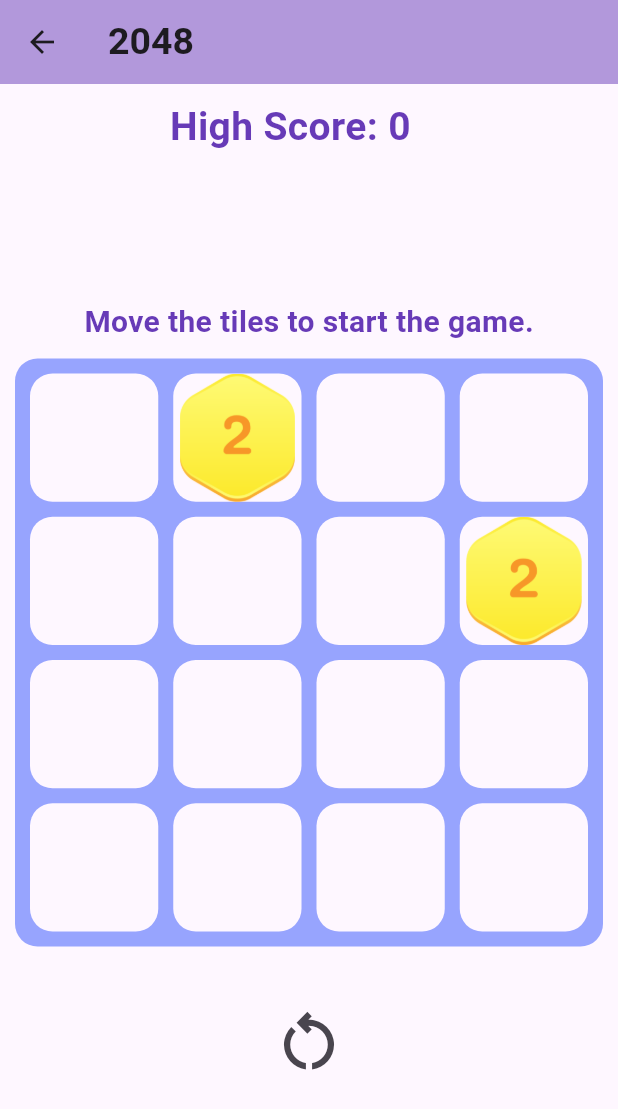
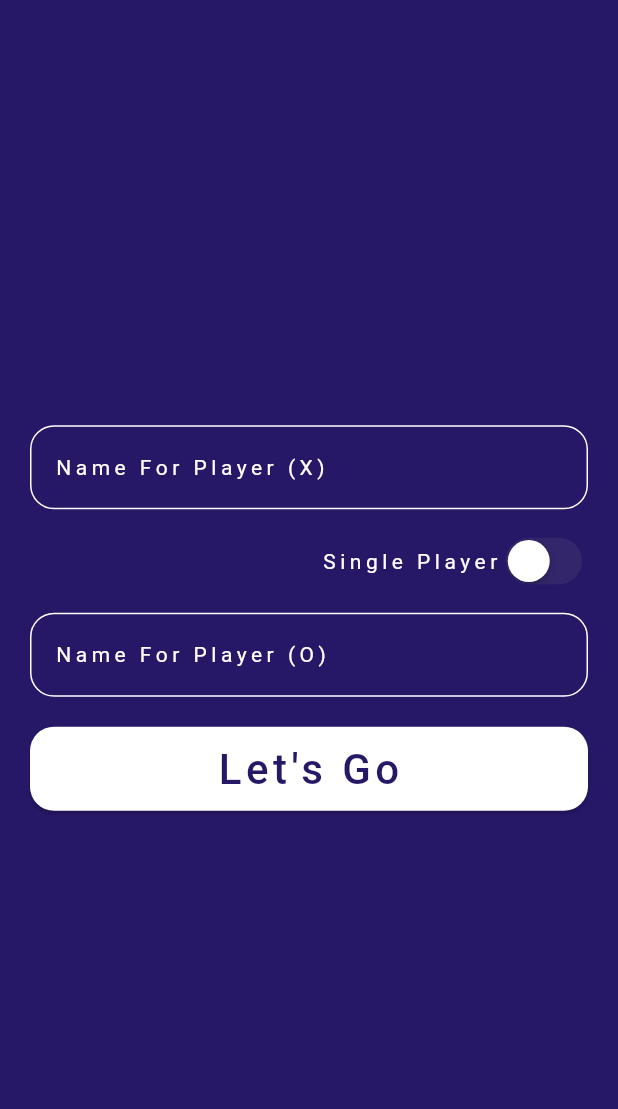
Before and after one commit to daturit/lisa_game_hub, a Flutter app: the screen it shows after launch, after a tap on "PDF", on a phone screen of 412 x 824 dp. Shown: the top 1109 px of the screen. Run offline on Flutter 3.47's test engine with Material 3 defaults, Android fonts, the phone set to English and light mode, and no system bars; drawn by our look-alikes of flutter_animate; our stand-ins replace assets_audio_player, awesome_dialog, google_fonts, material_segmented_control, shared_preferences; missing offline and left inert: flutter_share, game_levels_scrolling_map, giffy_dialog; Roboto replaces fonts that are missing (Coiny).

Commit message:
add tic tac toe game.

```diff
--- a/lib/home_screen.dart
+++ b/lib/home_screen.dart
@@ -4,6 +4,7 @@ import 'package:flutter/material.dart';
 import 'package:lisa_game_hub/2048_game/game_2048_screen.dart';
 import 'package:lisa_game_hub/piano_music/core_tiles/app_data.dart';
 import 'package:lisa_game_hub/piano_music/utils_game/piano_game_page.dart';
+import 'package:lisa_game_hub/tic_tac_toe/views/login_screen.dart';
 import 'package:lisa_game_hub/word_finder/data_helper.dart';
 import 'package:lisa_game_hub/word_finder/database_helper.dart';
 import 'package:lisa_game_hub/word_finder/game_widget.dart';
@@ -138,9 +139,13 @@ class _HomeScreenState extends State<HomeScreen> {
             ),
           );
         } else if (type == "sign") {
+          // Navigator.push(
+          //   context,
+          //   MaterialPageRoute(builder: (context) => Game2048Screen()),
+          // );
           Navigator.push(
             context,
-            MaterialPageRoute(builder: (context) => Game2048Screen()),
+            MaterialPageRoute(builder: (context) => LoginScreen()),
           );
         } else {
           _navigateToGamePage(context, 0);
--- /dev/null
+++ b/lib/tic_tac_toe/models/player_model.dart
@@ -0,0 +1,7 @@
+class PlayerModel{
+  String playerOne;
+  String playerTwo;
+   bool isSinglePlayer;
+
+  PlayerModel(this.playerOne,this.isSinglePlayer,this.playerTwo);
+}
--- /dev/null
+++ b/lib/tic_tac_toe/utils/constants.dart
@@ -0,0 +1,22 @@
+import 'package:flutter/material.dart';
+import 'package:google_fonts/google_fonts.dart';
+
+class AppConstants {
+  static var customFontWhite = GoogleFonts.coiny(
+    textStyle: const TextStyle(
+      color: Colors.white,
+      letterSpacing: 3,
+      fontSize: 28,
+    ),
+  );
+
+  static const boxWinColor = Color(0xFF27d075);
+  static const boxColor = Color(0xff211355);
+  static const bgColor = Color(0xff271767);
+
+  static const List<List<int>> winLines = [
+    [0, 1, 2], [3, 4, 5], [6, 7, 8], // Rows
+    [0, 3, 6], [1, 4, 7], [2, 5, 8], // Columns
+    [0, 4, 8], [2, 4, 6] // Diagonals
+  ];
+}
--- /dev/null
+++ b/lib/tic_tac_toe/viewmodels/login_viewmodel.dart
@@ -0,0 +1,16 @@
+import 'package:flutter/cupertino.dart';
+import 'package:flutter/material.dart';
+
+import '../models/player_model.dart';
+import '../views/game_screen.dart';
+
+class LoginViewModel extends ChangeNotifier {
+  final TextEditingController playerOne = TextEditingController();
+  bool switchValue = false;
+  final TextEditingController playerTwo = TextEditingController();
+
+  void onSwitchValueChanged(bool value) {
+    switchValue = value;
+    notifyListeners();
+  }
+}
--- /dev/null
+++ b/lib/tic_tac_toe/views/login_screen.dart
@@ -0,0 +1,130 @@
+import 'package:flutter/cupertino.dart';
+import 'package:flutter/material.dart';
+import 'package:provider/provider.dart';
+
+import '../models/player_model.dart';
+import '../utils/constants.dart';
+import '../viewmodels/login_viewmodel.dart';
+import 'game_screen.dart';
+
+class LoginScreen extends StatelessWidget {
+  static const String routeName = 'Login';
+
+  const LoginScreen({super.key});
+
+  @override
+  Widget build(BuildContext context) {
+    return ChangeNotifierProvider(
+      create: (context) => LoginViewModel(),
+      child: Consumer<LoginViewModel>(
+        builder: (context, loginViewModel, _) {
+          return Scaffold(
+            backgroundColor: AppConstants.bgColor,
+            body: Padding(
+              padding: const EdgeInsets.all(20.0),
+              child: Center(
+                child: SingleChildScrollView(
+                  child: Column(
+                    crossAxisAlignment: CrossAxisAlignment.stretch,
+                    children: [
+                      TextField(
+                        controller: loginViewModel.playerOne,
+                        style: const TextStyle(color: Colors.white),
+                        decoration: InputDecoration(
+                          enabledBorder: OutlineInputBorder(
+                            borderRadius: BorderRadius.circular(16),
+                            borderSide: const BorderSide(color: Colors.white),
+                          ),
+                          focusedBorder: OutlineInputBorder(
+                            borderRadius: BorderRadius.circular(16),
+                            borderSide: const BorderSide(color: Colors.white),
+                          ),
+                          labelText: 'Name For Player (X)',
+                          labelStyle: AppConstants.customFontWhite.copyWith(
+                            fontSize: 14,
+                          ),
+                        ),
+                      ),
+                      const SizedBox(height: 15),
+                      Row(
+                        mainAxisAlignment: MainAxisAlignment.end,
+                        children: [
+                          Text(
+                            'Single Player',
+                            style: AppConstants.customFontWhite.copyWith(
+                              fontSize: 14,
+                            ),
+                          ),
+                          CupertinoSwitch(
+                            value: loginViewModel.switchValue,
+                            onChanged: (value) {
+                              loginViewModel.onSwitchValueChanged(value);
+                            },
+                          ),
+                        ],
+                      ),
+                      const SizedBox(height: 15),
+                      Visibility(
+                        visible: !loginViewModel.switchValue,
+                        child: TextField(
+                          controller: loginViewModel.playerTwo,
+                          style: const TextStyle(color: Colors.white),
+                          decoration: InputDecoration(
+                            enabledBorder: OutlineInputBorder(
+                              borderRadius: BorderRadius.circular(16),
+                              borderSide: const BorderSide(color: Colors.white),
+                            ),
+                            focusedBorder: OutlineInputBorder(
+                              borderRadius: BorderRadius.circular(16),
+                              borderSide: const BorderSide(color: Colors.white),
+                            ),
+                            labelText: 'Name For Player (O)',
+                            labelStyle: AppConstants.customFontWhite.copyWith(
+                              fontSize: 14,
+                            ),
+                          ),
+                        ),
+                      ),
+                      const SizedBox(height: 20),
+                      ElevatedButton(
+                        style: ElevatedButton.styleFrom(
+                          shape: RoundedRectangleBorder(
+                            borderRadius: BorderRadius.circular(16),
+                          ),
+                          backgroundColor: Colors.white,
+                          padding: const EdgeInsets.symmetric(
+                            horizontal: 16,
+                            vertical: 8,
+                          ),
+                        ),
+                        onPressed: () {
+                          PlayerModel playerModel = PlayerModel(
+                            loginViewModel.playerOne.text,
+                            loginViewModel.switchValue,
+                            loginViewModel.playerTwo.text,
+                          );
+                          Navigator.push(
+                            context,
+                            MaterialPageRoute(
+                              builder: (context) => TicGameScreen(player: playerModel),
+                            ),
+                          );
+                        },
+                        child: Text(
+                          'Let\'s Go',
+                          style: AppConstants.customFontWhite.copyWith(
+                            color: AppConstants.bgColor,
+                          ),
+                        ),
+                      ),
+                    ],
+                  ),
+                ),
+              ),
+            ),
+          );
+        },
+      ),
+    );
+  }
+}
--- a/pubspec.yaml
+++ b/pubspec.yaml
@@ -21,6 +21,7 @@ dependencies:
   awesome_dialog: ^3.2.1
   game_levels_scrolling_map: ^0.0.7
   giffy_dialog: ^2.0.0+2
+  google_fonts: ^4.0.3
 
 dev_dependencies:
   flutter_test:
```
Also changed, not shown: lib/tic_tac_toe/viewmodels/game_viewmodel.dart (added, +148 -0 lines), lib/tic_tac_toe/views/game_screen.dart (added, +133 -0 lines).
